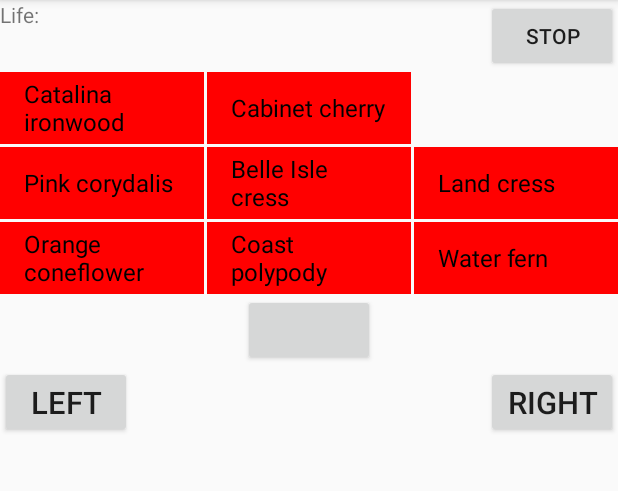
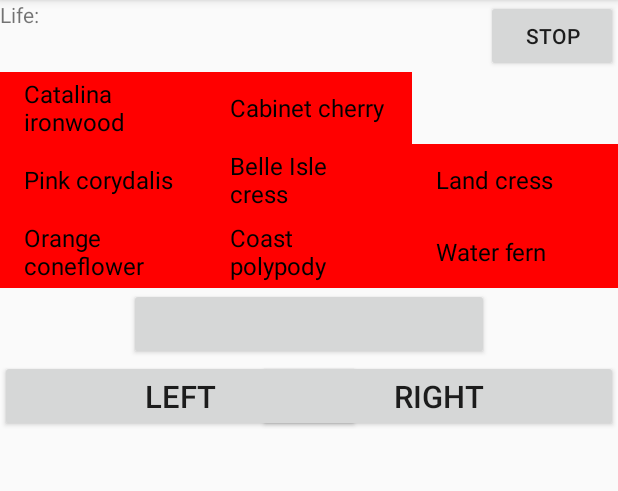
Before and after one commit to hodg300/Escape-Application, an Android app: the GameActivity screen opened directly, with no data from a screen before it, on a phone screen of 412 x 824 dp, the part 84-575 px from its top. Run offline under Robolectric (Android 15) with nearby library versions, the phone set to English and light mode, and no system bars.

Commit message:
third commit

```diff
--- a/src/main/res/layout/activity_game.xml
+++ b/src/main/res/layout/activity_game.xml
@@ -26,8 +26,6 @@
         android:layout_width="wrap_content"
         android:layout_height="wrap_content"
         android:numColumns="3"
-        android:verticalSpacing="2dp"
-        android:horizontalSpacing="2dp"
         android:stretchMode="columnWidth"
         android:gravity="left"
         >
@@ -37,7 +35,7 @@
         android:id="@+id/move_left"
         android:text="Left"
         android:autoSizeTextType="uniform"
-        android:layout_width="wrap_content"
+        android:layout_width="360px"
         android:layout_height="wrap_content"
         android:layout_below="@id/btn_player"
         android:layout_alignParentLeft="true"
@@ -47,14 +45,14 @@
         android:id="@+id/move_right"
         android:text="Right"
         android:autoSizeTextType="uniform"
-        android:layout_width="wrap_content"
+        android:layout_width="360px"
         android:layout_height="wrap_content"
         android:layout_below="@id/btn_player"
         android:layout_alignParentRight="true" />
 
     <Button
         android:id="@+id/btn_player"
-        android:layout_width="wrap_content"
+        android:layout_width="360px"
         android:layout_height="wrap_content"
         android:layout_below="@id/gv"
         android:layout_centerInParent="true"/>
```
Also changed, not shown: src/main/java/com/example/myfirstapp/GameActivity.java (+13 -8 lines).
